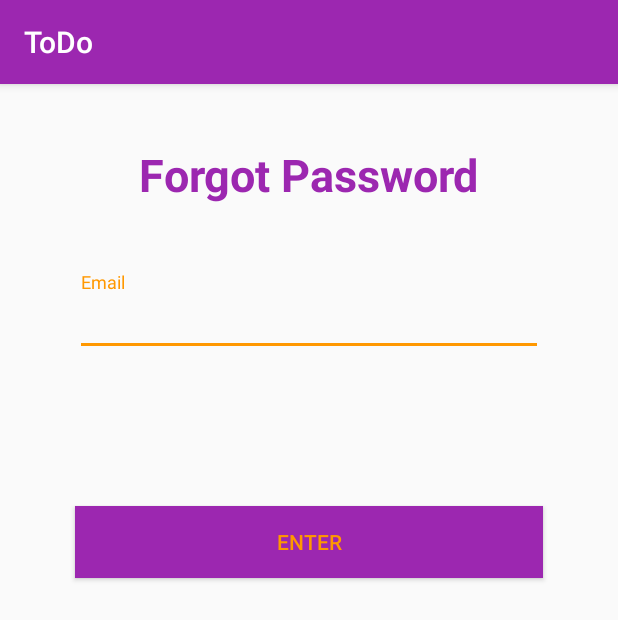
After one commit to mr-karan/todoApp, an Android app: the ForgotPassword screen opened directly, with no data from a screen before it, on a phone screen of 412 x 824 dp. The commit adds this screen. Shown: the top 620 px of the screen. Run offline under Robolectric (Android 15) with nearby library versions, the phone set to English and light mode, and no system bars.

Commit message:
Forgot password

```diff
--- a/app/build.gradle
+++ b/app/build.gradle
@@ -34,7 +34,6 @@ dependencies {
     compile 'com.android.support:appcompat-v7:23.0.1'
     compile 'com.android.support:design:23.0.1'
     compile 'com.github.gabrielemariotti.cards:cardslib-core:2.1.0'
-    compile 'com.strongloop:loopback-sdk-android:1.5.+'
     compile 'com.parse.bolts:bolts-android:1.+'
     compile 'com.parse:parse-android:1.+'
 }
--- /dev/null
+++ b/app/src/main/java/com/example/dhiraj/todo/ForgotPassword.java
@@ -0,0 +1,37 @@
+package com.example.dhiraj.todo;
+
+import android.os.Bundle;
+import android.support.v7.app.AppCompatActivity;
+import android.support.v7.widget.Toolbar;
+import android.view.View;
+import android.widget.Button;
+import android.widget.EditText;
+import android.widget.TextView;
+import android.widget.Toast;
+
+public class ForgotPassword extends AppCompatActivity {
+    android.support.v7.widget.Toolbar toolbar;
+    TextView title;
+    EditText email;
+    Button enter;
+    @Override
+    protected void onCreate(Bundle savedInstanceState) {
+        super.onCreate(savedInstanceState);
+        setContentView(R.layout.activity_forgot_password);
+        toolbar = (Toolbar) findViewById(R.id.toolbar);
+        setSupportActionBar(toolbar);
+        getSupportActionBar().setDisplayHomeAsUpEnabled(false);
+        email = (EditText) findViewById(R.id.email);
+        title = (TextView) findViewById(R.id.title);
+        enter = (Button) findViewById(R.id.enter);
+
+        enter.setOnClickListener(new View.OnClickListener() {
+            // Do the necessary things for changing the password.
+            @Override
+            public void onClick(View v) {
+                Toast.makeText(getBaseContext(),"Button Pressed",Toast.LENGTH_SHORT).show();
+            }
+        });
+    }
+
+}
--- a/app/src/main/java/com/example/dhiraj/todo/REST/Todo.java
+++ b/app/src/main/java/com/example/dhiraj/todo/REST/Todo.java
@@ -1,3 +1,5 @@
+package com.example.dhiraj.todo.REST;
+
 import com.parse.ParseClassName;
 import com.parse.ParseObject;
 import com.parse.ParseQuery;
--- /dev/null
+++ b/app/src/main/res/layout/activity_forgot_password.xml
@@ -0,0 +1,72 @@
+<?xml version="1.0" encoding="utf-8"?>
+<RelativeLayout xmlns:android="http://schemas.android.com/apk/res/android"
+    xmlns:tools="http://schemas.android.com/tools"
+    android:layout_width="match_parent"
+    android:layout_height="match_parent"
+    xmlns:app="http://schemas.android.com/apk/res-auto"
+    tools:context="com.example.dhiraj.todo.ForgotPassword">
+
+    <android.support.design.widget.AppBarLayout
+        android:layout_width="match_parent"
+        android:layout_height="wrap_content"
+        android:theme="@style/ThemeOverlay.AppCompat.Dark.ActionBar"
+        android:id="@+id/tool">
+
+        <android.support.v7.widget.Toolbar
+            android:id="@+id/toolbar"
+            android:layout_width="match_parent"
+            android:layout_height="?attr/actionBarSize"
+            android:background="?attr/colorPrimary"
+            app:layout_scrollFlags="scroll|enterAlways"
+            app:popupTheme="@style/ThemeOverlay.AppCompat.Dark.ActionBar" />
+
+    </android.support.design.widget.AppBarLayout>
+
+    <TextView
+        android:layout_width="wrap_content"
+        android:layout_height="wrap_content"
+        android:textAppearance="?android:attr/textAppearanceLarge"
+        android:text="Forgot Password"
+        android:id="@+id/title"
+        android:layout_below="@+id/tool"
+        android:layout_centerHorizontal="true"
+        android:layout_marginTop="40dp"
+        android:textColor="@color/primaryColor"
+        android:textSize="30sp"
+        android:textStyle="bold"/>
+
+    <android.support.design.widget.TextInputLayout
+        android:id="@+id/input_layout_email"
+        android:layout_width="match_parent"
+        android:layout_height="wrap_content"
+        android:layout_below="@+id/tool"
+        android:layout_alignParentStart="true"
+        android:layout_marginTop="125dp">
+
+        <EditText
+            android:layout_width="match_parent"
+            android:layout_height="wrap_content"
+            android:inputType="textEmailAddress"
+            android:ems="10"
+            android:id="@+id/email"
+            android:hint="Email"
+            android:layout_margin="50dp"/>
+
+    </android.support.design.widget.TextInputLayout>
+
+    <Button
+        android:layout_width="wrap_content"
+        android:layout_height="wrap_content"
+        android:text="Enter"
+        android:id="@+id/enter"
+        android:layout_below="@+id/input_layout_email"
+        android:layout_marginTop="50dp"
+        android:layout_alignParentEnd="true"
+        android:layout_alignParentStart="true"
+        android:layout_marginLeft="50dp"
+        android:layout_marginRight="50dp"
+        android:background="@color/primaryColor"
+        android:textColor="@color/accentColor"/>
+
+
+</RelativeLayout>
--- a/app/src/main/res/layout/activity_main.xml
+++ b/app/src/main/res/layout/activity_main.xml
@@ -3,8 +3,7 @@
     xmlns:android="http://schemas.android.com/apk/res/android"
     android:layout_width="match_parent"
     android:layout_height="match_parent"
-    xmlns:app="http://schemas.android.com/apk/res-auto"
-    xmlns:card="http://schemas.android.com/tools">
+    xmlns:app="http://schemas.android.com/apk/res-auto">
 
     <RelativeLayout
         android:layout_width="match_parent"
@@ -31,7 +30,6 @@
             android:layout_below="@+id/tool"
             android:layout_width="match_parent"
             android:layout_height="match_parent"
-            card:card_layout_resourceID="@layout/native_card_layout"
             android:id="@+id/myList"/>
 
     </RelativeLayout>
```
Also changed, not shown: app/src/main/AndroidManifest.xml (+16 -9 lines), app/src/main/java/com/example/dhiraj/todo/LoginActivity.java (+1 -27 lines), app/src/main/java/com/example/dhiraj/todo/MainActivity.java (+50 -14 lines), app/src/main/java/com/example/dhiraj/todo/NewNote.java (+34 -5 lines), app/src/main/java/com/example/dhiraj/todo/REST/Strongloopclient.java (deleted, +0 -25 lines), app/src/main/java/com/example/dhiraj/todo/fragments/LoginFragment.java (+13 -12 lines), app/src/main/java/com/example/dhiraj/todo/fragments/RegisterFragment.java (+1 -9 lines), app/src/main/res/layout/fragment_login.xml (+10 -0 lines), 317 other files.
